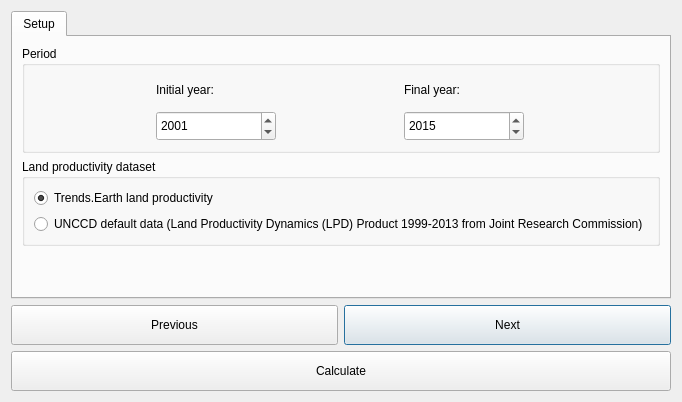
Old version of the form LDMP/gui/DlgCalculateOneStep.ui in the repository ConservationInternational/trends.earth.
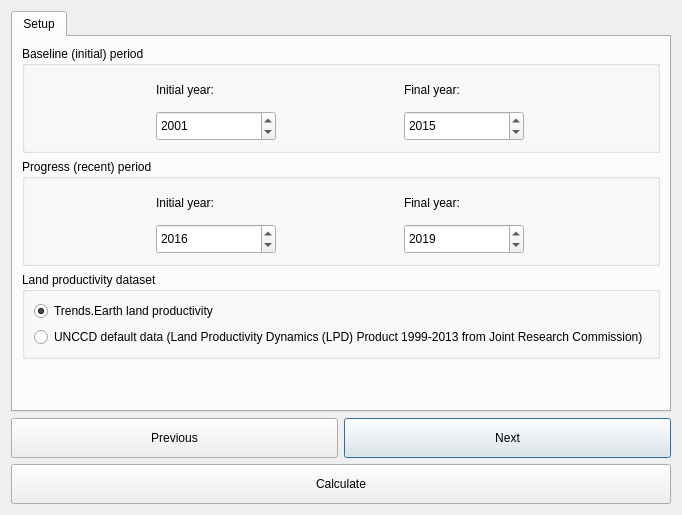
New version of the form.

Commit message: Add new gui fields for progress reporting

What changed in the file:
```diff
--- a/LDMP/gui/DlgCalculateOneStep.ui
+++ b/LDMP/gui/DlgCalculateOneStep.ui
@@ -6,8 +6,8 @@
    <rect>
     <x>0</x>
     <y>0</y>
-    <width>615</width>
-    <height>383</height>
+    <width>609</width>
+    <height>488</height>
    </rect>
   </property>
   <property name="sizePolicy">
@@ -54,7 +54,7 @@
           </size>
          </property>
          <property name="title">
-          <string>Period</string>
+          <string>Baseline (initial) period</string>
          </property>
          <layout class="QGridLayout" name="gridLayout_8">
           <item row="0" column="0">
@@ -156,6 +156,123 @@
          </layout>
         </widget>
        </item>
+       <item>
+        <widget class="QGroupBox" name="groupBox_period_reporting">
+         <property name="sizePolicy">
+          <sizepolicy hsizetype="Minimum" vsizetype="Fixed">
+           <horstretch>0</horstretch>
+           <verstretch>0</verstretch>
+          </sizepolicy>
+         </property>
+         <property name="maximumSize">
+          <size>
+           <width>16777215</width>
+           <height>16777215</height>
+          </size>
+         </property>
+         <property name="title">
+          <string>Progress (recent) period</string>
+         </property>
+         <layout class="QGridLayout" name="gridLayout_9">
+          <item row="0" column="0">
+           <widget class="QLabel" name="label_11">
+            <property name="minimumSize">
+             <size>
+              <width>0</width>
+              <height>30</height>
+             </size>
+            </property>
+            <property name="font">
+             <font>
+              <weight>50</weight>
+              <bold>false</bold>
+             </font>
+            </property>
+            <property name="text">
+             <string>Initial year:</string>
+            </property>
+           </widget>
+          </item>
+          <item row="0" column="1">
+           <widget class="QLabel" name="label_4">
+            <property name="minimumSize">
+             <size>
+              <width>0</width>
+              <height>30</height>
+             </size>
+            </property>
+            <property name="text">
+             <string>Final year:</string>
+            </property>
+           </widget>
+          </item>
+          <item row="1" column="1">
+           <widget class="QDateEdit" name="year_final_progress">
+            <property name="sizePolicy">
+             <sizepolicy hsizetype="Minimum" vsizetype="Minimum">
+              <horstretch>0</horstretch>
+              <verstretch>0</verstretch>
+             </sizepolicy>
+            </property>
+            <property name="minimumSize">
+             <size>
+              <width>0</width>
+              <height>30</height>
+             </size>
+            </property>
+            <property name="maximumSize">
+             <size>
+              <width>120</width>
+              <height>35</height>
+             </size>
+            </property>
+            <property name="displayFormat">
+             <string notr="true">yyyy</string>
+            </property>
+            <property name="date">
+             <date>
+              <year>2019</year>
+              <month>1</month>
+              <day>1</day>
+             </date>
+            </property>
+           </widget>
+          </item>
+          <item row="1" column="0">
+           <widget class="QDateEdit" name="year_initial_progress">
+            <property name="sizePolicy">
+             <sizepolicy hsizetype="Minimum" vsizetype="Minimum">
+              <horstretch>0</horstretch>
+              <verstretch>0</verstretch>
+             </sizepolicy>
+            </property>
+            <property name="minimumSize">
+             <size>
+              <width>0</width>
+              <height>30</height>
+             </size>
+            </property>
+            <property name="maximumSize">
+             <size>
+              <width>120</width>
+              <height>35</height>
+             </size>
+            </property>
+            <property name="displayFormat">
+             <string notr="true">yyyy</string>
+            </property>
+            <property name="date">
+             <date>
+              <year>2016</year>
+              <month>1</month>
+              <day>1</day>
+             </date>
+            </property>
+           </widget>
+          </item>
+         </layout>
+        </widget>
+       </item>
        <item>
         <widget class="QGroupBox" name="groupBox">
          <property name="title">
```
Left out of the diff: 6 changed lines with no effect on the pictures. The commit also changes 1 other file.
